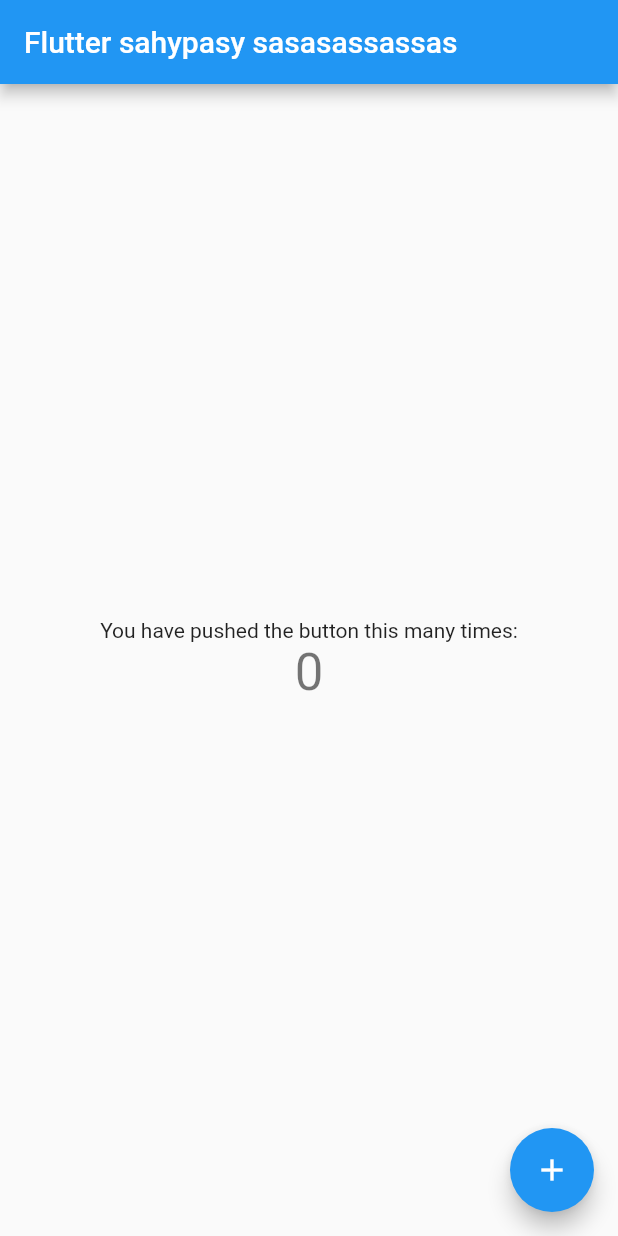
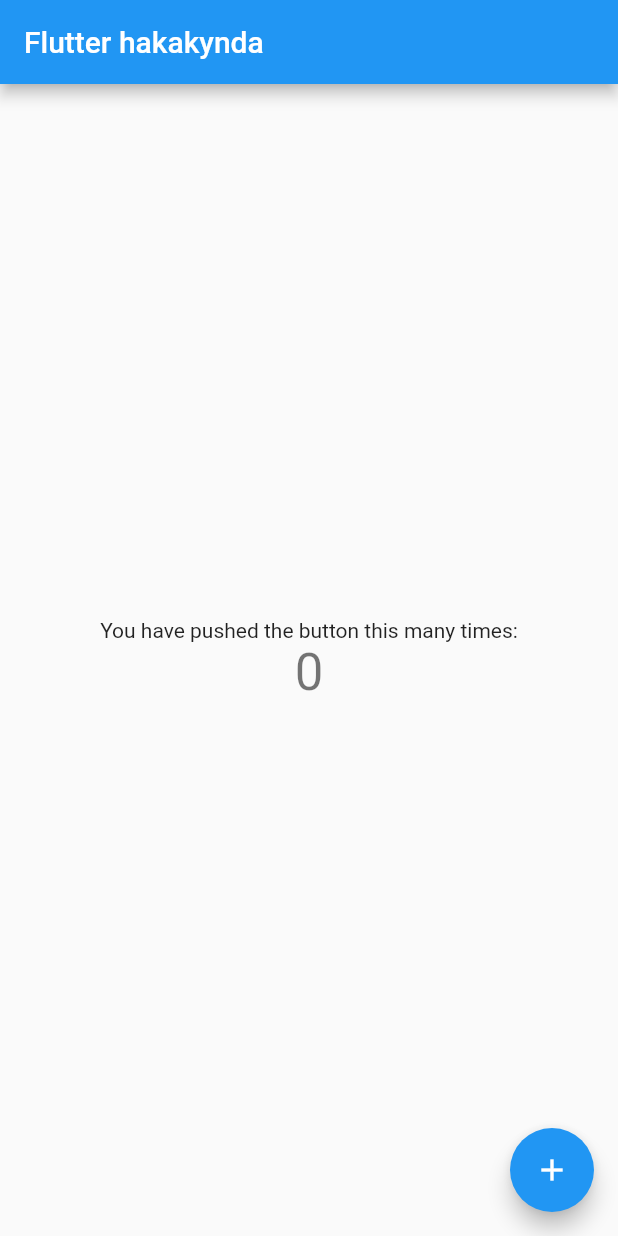
Before and after one commit to Atabek-apk/test, a Flutter app: the screen it shows after launch, on a phone screen of 412 x 824 dp. Run offline on Flutter 3.47's test engine with Material 2 defaults, Android fonts, the phone set to English and light mode, and no system bars.

Commit message:
update.dart
seret barlanan

```diff
--- a/lib/main.dart
+++ b/lib/main.dart
@@ -26,7 +26,7 @@ class MyApp extends StatelessWidget {
         // closer together (more dense) than on mobile platforms.
         visualDensity: VisualDensity.adaptivePlatformDensity,
       ),
-      home: MyHomePage(title: 'Flutter sahypasy sasasassassas'),
+      home: MyHomePage(title: 'Flutter hakakynda'),
     );
   }
 }
```
